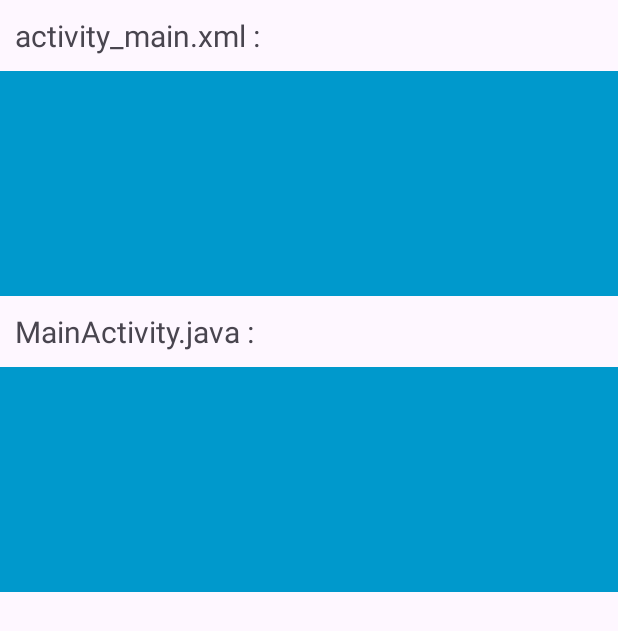
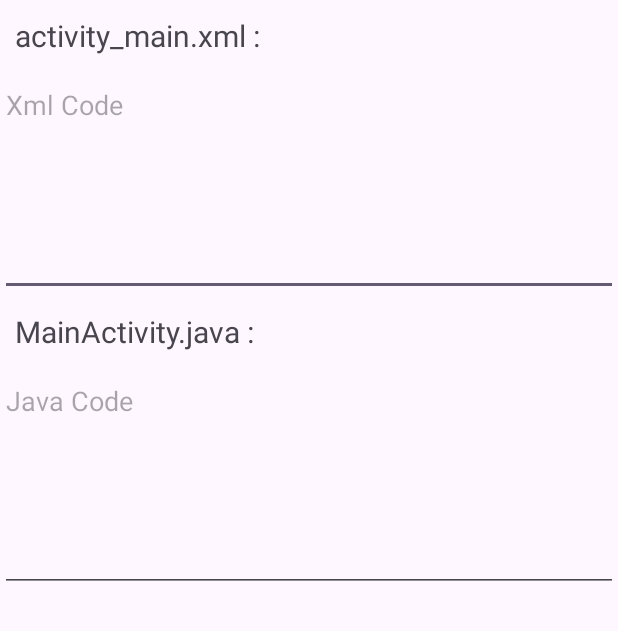
Before and after one commit to chhotuthakur/CodeStore, an Android app: the layout show_data_rv.xml on its own in the app's theme, with its tools: preview values and no code run, on a phone screen of 412 x 824 dp. Shown: the top 631 px of the screen. Run offline under Robolectric (Android 15) with nearby library versions, the light colour scheme and no system bars.

Commit message:
update 3601

```diff
--- a/app/src/main/res/layout/show_data_rv.xml
+++ b/app/src/main/res/layout/show_data_rv.xml
@@ -1,7 +1,7 @@
 <?xml version="1.0" encoding="utf-8"?>
 <RelativeLayout xmlns:android="http://schemas.android.com/apk/res/android"
     android:layout_width="match_parent"
-    android:layout_height="match_parent">
+    android:layout_height="wrap_content">
 
     <TextView
         android:layout_width="match_parent"
@@ -12,16 +12,12 @@
         android:padding="10dp"/>
 
 
-    <TextView
+    <EditText
         android:id="@+id/codexml"
         android:layout_width="match_parent"
         android:layout_height="150dp"
-        android:background="@android:color/holo_blue_dark"
-        android:dropDownWidth="@dimen/dimen150dp"
-        android:dropDownHorizontalOffset="0dp"
-        android:textColor="#FFC107"
-        android:dropDownSelector="@android:color/holo_blue_dark"
-        android:gravity="top|start"
+        android:hint="Xml Code"
+        android:gravity="start"
         android:layout_below="@id/text_layout_title"/>
 
     <TextView
@@ -33,16 +29,12 @@
         android:padding="10dp"
         android:layout_below="@id/codexml"/>
 
-    <TextView
+    <EditText
         android:id="@+id/codejava"
         android:layout_width="match_parent"
         android:layout_height="150dp"
-        android:background="@android:color/holo_blue_dark"
-        android:dropDownWidth="@dimen/dimen150dp"
-        android:dropDownHorizontalOffset="0dp"
-        android:dropDownSelector="@android:color/holo_blue_dark"
-        android:gravity="top|start"
-        android:textColor="#FFC107"
+        android:hint="Java Code"
+        android:gravity="start"
         android:layout_below="@id/text_java_title"/>
 
 </RelativeLayout>
```
Also changed, not shown: app/src/main/java/com/frbandro/codestore/CodeAdapter.java (+7 -5 lines), app/src/main/java/com/frbandro/codestore/MainActivity.java (+4 -3 lines).
